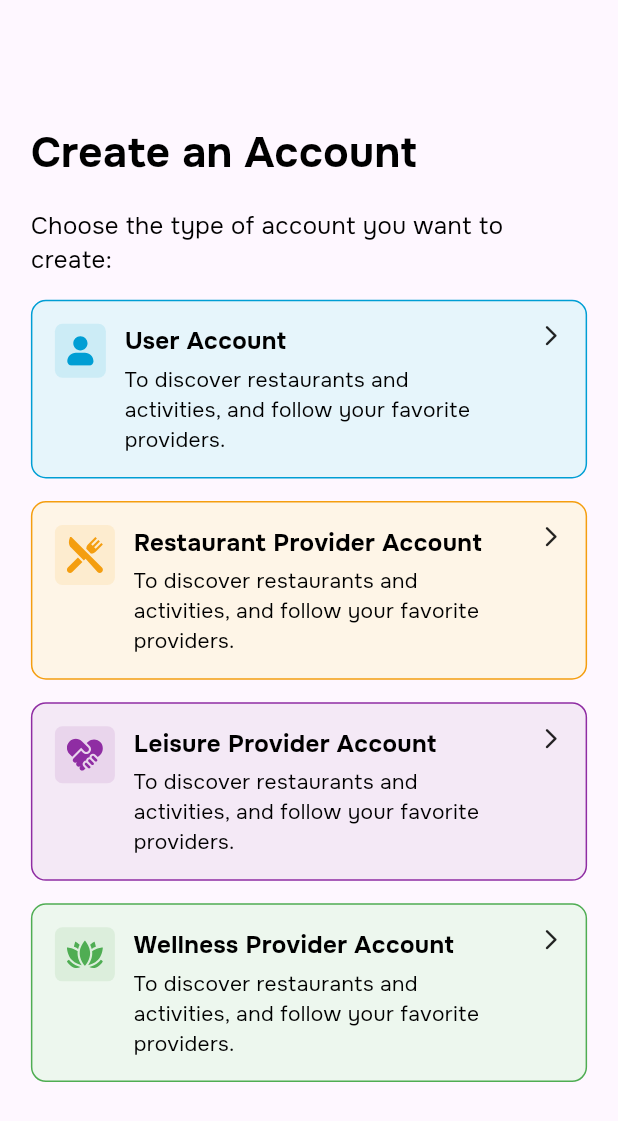
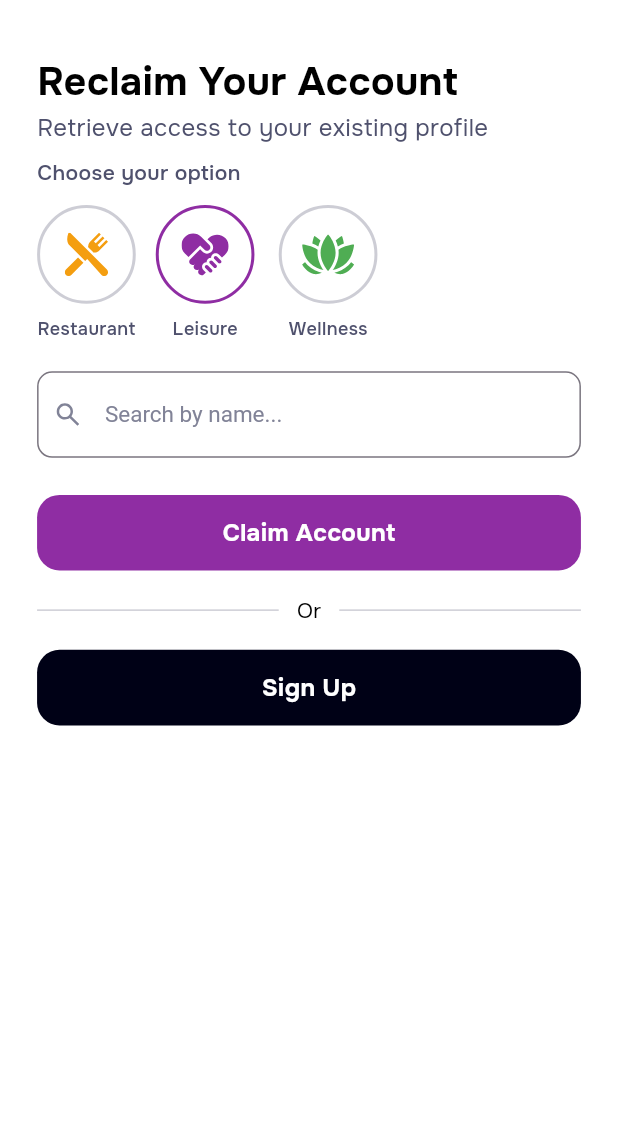
Before and after one commit to RemiBp/frontend_jinnbyte, a Flutter app: the screen it shows after launch, on a phone screen of 412 x 824 dp. Shown: the top 1121 px of the screen. Run offline on Flutter 3.47's test engine with Material 3 defaults, Android fonts, the phone set to English and light mode, and no system bars; our stand-ins replace animated_bottom_navigation_bar, bot_toast, carousel_slider, connectivity_plus, dio, dotted_border and 10 more; missing offline and left inert: phone_form_field; generated files the repository leaves out were written again.

Commit message:
re claim account screens integrated

```diff
--- a/lib/appAssets/app_assets.dart
+++ b/lib/appAssets/app_assets.dart
@@ -95,4 +95,7 @@ class Assets {
   static const String restaurantLocationIcon = "assets/icons/restaurant_location_icon.svg";
   static const String reportUserIcon = "assets/icons/report_user.svg";
   static const String blockUser = "assets/icons/block_user.svg";
+
+  //images
+  static const String waiting = "assets/images/waiting.png";
 }
--- a/lib/providers/multi_providers.dart
+++ b/lib/providers/multi_providers.dart
@@ -1,3 +1,4 @@
+import 'package:choice_app/screens/authentication/accountReclaim/reclaim_account_provider.dart';
 import 'package:choice_app/screens/authentication/auth_provider.dart';
 import 'package:choice_app/screens/authentication/otpVerification/otp_provider.dart';
 import 'package:choice_app/screens/authentication/passwordManagement/password_provider.dart';
@@ -31,4 +32,8 @@ final multiProviders = [
     create: (_) => OtpProvider(),
     lazy: true,
   ),
+  ChangeNotifierProvider<ReclaimAccountProvider>(
+    create: (_) => ReclaimAccountProvider(),
+    lazy: true,
+  ),
 ];
--- a/lib/routes/routes.dart
+++ b/lib/routes/routes.dart
@@ -1,5 +1,7 @@
+import 'package:choice_app/screens/authentication/accountReclaim/review.dart';
 import 'package:choice_app/screens/authentication/authentication.dart';
 import 'package:choice_app/screens/authentication/otpVerification/otp_verification.dart';
+import 'package:choice_app/screens/authentication/accountReclaim/reclaim_account.dart';
 import 'package:choice_app/screens/authentication/signup.dart';
 import 'package:choice_app/screens/authentication/upload_docs.dart';
 import 'package:choice_app/screens/customer/home/choiceWidgets/choice_selection.dart';
@@ -11,6 +13,7 @@ import 'package:choice_app/screens/restaurant/event/event_details.dart';
 import 'package:choice_app/screens/restaurant/home/create_post.dart';
 import 'package:go_router/go_router.dart';
 
+import '../screens/authentication/accountReclaim/upload_reclaim_docs.dart';
 import '../screens/authentication/login.dart';
 import '../screens/authentication/passwordManagement/forgot_password.dart';
 import '../screens/authentication/passwordManagement/reset_password.dart';
@@ -25,6 +28,9 @@ class Routes {
   static const String initialRoute = '/';
   static const String languageSelectionRoute = '/language_selection';
   static const String authRoute = '/auth';
+  static const String reClaimAccountRoute = '/re_claim_account';
+  static const String uploadReclaimDocsRoute = '/upload_reclaim_docs';
+  static const String reviewRoute = '/review';
   static const String signupRoute = '/signup';
   static const String otpVerificationRoute = '/otp_verification';
   static const String uploadDocsRoute = '/upload_docs';
@@ -53,6 +59,7 @@ final GoRouter router = GoRouter(
   routes: [
     GoRoute(path: '/', builder: (context, state) => const Splash()),
     GoRoute(path: '/language_selection', builder: (context, state) => const LanguageSelection()),
+    GoRoute(path: '/re_claim_account', builder: (context, state) => const ReclaimAccount()),
     GoRoute(path: '/auth', builder: (context, state) => const Authentication()),
     GoRoute(path: '/signup', builder: (context, state) => const Signup()),
     GoRoute(
@@ -62,6 +69,14 @@ final GoRouter router = GoRouter(
     GoRoute(
       path: '/upload_docs',
       builder: (context, state) => const UploadDocs(),
+    ),
+    GoRoute(
+      path: '/upload_reclaim_docs',
+      builder: (context, state) => const UploadReclaimDocs(),
+    ),
+    GoRoute(
+      path: '/review',
+      builder: (context, state) => const Review(),
     ),
     GoRoute(
       path: '/login',
--- /dev/null
+++ b/lib/screens/authentication/accountReclaim/reclaim_account.dart
@@ -0,0 +1,202 @@
+import 'package:choice_app/appColors/colors.dart';
+import 'package:choice_app/routes/routes.dart';
+import 'package:flutter/material.dart';
+import 'package:flutter_svg/flutter_svg.dart';
+import 'package:go_router/go_router.dart';
+import 'package:provider/provider.dart';
+
+import '../../../appAssets/app_assets.dart';
+import '../../../customWidgets/custom_button.dart';
+import '../../../customWidgets/custom_text.dart';
+import '../../../customWidgets/custom_textfield.dart';
+import '../../../res/res.dart';
+import '../../../userRole/role_provider.dart';
+import '../../../userRole/user_role.dart';
+
+class ReclaimAccount extends StatefulWidget {
+  const ReclaimAccount({super.key});
+
+  @override
+  State<ReclaimAccount> createState() => _ReclaimAccountState();
+}
+
+class _ReclaimAccountState extends State<ReclaimAccount> {
+  int _selected = 1; // 0: Restaurant, 1: Leisure (preselected), 2: Wellness
+  final TextEditingController _searchCtrl = TextEditingController();
+
+  @override
+  Widget build(BuildContext context) {
+    final pad = MediaQuery.of(context).size.width * 0.06;
+    final roleProvider = context.read<RoleProvider>();
+    return Scaffold(
+      backgroundColor: Colors.white,
+      body: SafeArea(
+        child: SingleChildScrollView(
+          padding: EdgeInsets.fromLTRB(pad, 20, pad, 20),
+          child: Column(
+            crossAxisAlignment: CrossAxisAlignment.start,
+            children: [
+              SizedBox(height: getHeight() * .02),
+              CustomText(
+                text: "Reclaim Your Account",
+                fontSize: sizes?.fontSize26,
+                fontFamily: Assets.onsetSemiBold,
+              ),
+              CustomText(
+                text: "Retrieve access to your existing profile",
+                fontSize: sizes?.fontSize16,
+                color: AppColors.primarySlateColor,
+              ),
+              SizedBox(height: getHeight() * .01),
+              CustomText(
+                text: "Choose your option",
+                fontSize: sizes?.fontSize14,
+                fontFamily: Assets.onsetMedium,
+                color: AppColors.primarySlateColor,
+              ),
+
+              const SizedBox(height: 12),
+
+              // Category chips
+              Row(
+                children: [
+                  CategoryChip(
+                    label: 'Restaurant',
+                    svgString: Assets.restaurantIcon,
+                    selected: _selected == 0,
+                    onTap: () {
+                      roleProvider.setRole(UserRole.restaurant);
+                      setState(() => _selected = 0);
+                    },
+                    selectedColor: AppColors.restaurantPrimaryColor,
+                  ),
+                  const SizedBox(width: 12),
+                  CategoryChip(
+                    label: 'Leisure',
+                    svgString: Assets.leisureIcon,
+                    selected: _selected == 1,
+                    onTap: () {
+                      roleProvider.setRole(UserRole.leisure);
+                      setState(() => _selected = 1);
+                    },
+                    selectedColor: AppColors.leisurePrimaryColor,
+                  ),
+                  const SizedBox(width: 12),
+                  CategoryChip(
+                    label: 'Wellness',
+                    svgString: Assets.wellnessIcon,
+                    selected: _selected == 2,
+                    onTap:() {
+                      roleProvider.setRole(UserRole.wellness);
+                      setState(() => _selected = 2);
+                    },
+
+                    selectedColor: AppColors.wellnessPrimaryColor,
+                  ),
+                ],
+              ),
+              const SizedBox(height: 20),
+
+              CustomField(
+                borderColor: AppColors.greyBordersColor,
+                hint: "Search by name...",
+                prefixIconSvg: Assets.searchIcon,
+              ),
+              SizedBox(height: getHeight() * .03),
+
+              CustomButton(
+                buttonText: "Claim Account",
+                backgroundColor:
+                    _selected == 0
+                        ? AppColors.restaurantPrimaryColor
+                        : _selected == 1
+                        ? AppColors.leisurePrimaryColor
+                        : AppColors.wellnessPrimaryColor,
+                onTap: () {
+                  context.push(Routes.uploadReclaimDocsRoute);
+                },
+              ),
+
+              SizedBox(height: getHeight() * .02),
+              Row(
+                children: [
+                  Expanded(
+                    child: Divider(
+                      color: AppColors.greyBordersColor,
+                      thickness: 1,
+                    ),
+                  ),
+                  Padding(
+                    padding: EdgeInsets.symmetric(horizontal: 12),
+                    child: CustomText(text: "Or", fontSize: sizes?.fontSize14),
+                  ),
+                  Expanded(
+                    child: Divider(
+                      color: AppColors.greyBordersColor,
+                      thickness: 1,
+                    ),
+                  ),
+                ],
+              ),
+              SizedBox(height: getHeight() * .02),
+              CustomButton(
+                buttonText: "Sign Up",
+                backgroundColor: AppColors.blackColor,
+                onTap: () {
+                  context.push(Routes.signupRoute);
+                },
+              ),
+              SizedBox(height: getHeight() * .02),
+            ],
+          ),
+        ),
+      ),
+    );
+  }
+}
+
+class CategoryChip extends StatelessWidget {
+  final String label;
+  final String svgString;
+  final bool selected;
+  final Color selectedColor;
+  final VoidCallback onTap;
+
+  const CategoryChip({
+    super.key,
+    required this.label,
+    required this.selectedColor,
+    required this.svgString,
+    required this.selected,
+    required this.onTap,
+  });
+
+  @override
+  Widget build(BuildContext context) {
+    return GestureDetector(
+      onTap: onTap,
+      child: Column(
+        children: [
+          Container(
+            decoration: BoxDecoration(
+              shape: BoxShape.circle,
+              border: Border.all(
+                color: selected ? selectedColor : AppColors.greyBordersColor,
+                width: 2.0,
+              ),
+            ),
+            padding: EdgeInsets.all(getHeight() * .02),
+            child: SvgPicture.asset(svgString, height: getHeight() * .035),
+          ),
+          const SizedBox(height: 8),
+          CustomText(
+            text: label,
+            fontSize: sizes?.fontSize12,
+            fontFamily: Assets.onsetMedium,
+            color: AppColors.primarySlateColor,
+          ),
+        ],
+      ),
+    );
+  }
+}
--- a/lib/screens/splash/splash.dart
+++ b/lib/screens/splash/splash.dart
@@ -20,7 +20,8 @@ class _SplashState extends State<Splash> {
     super.initState();
     Future.delayed(const Duration(seconds: 3), () {
       // context.pushReplacement(Routes.languageSelectionRoute);
-      context.pushReplacement(Routes.authRoute);
+      // context.pushReplacement(Routes.authRoute);
+      context.pushReplacement(Routes.reClaimAccountRoute);
 
     });
   }
--- a/pubspec.yaml
+++ b/pubspec.yaml
@@ -16,7 +16,7 @@ publish_to: 'none' # Remove this line if you wish to publish to pub.dev
 # https://developer.apple.com/library/archive/documentation/General/Reference/InfoPlistKeyReference/Articles/CoreFoundationKeys.html
 # In Windows, build-name is used as the major, minor, and patch parts
 # of the product and file versions while build-number is used as the build suffix.
-version: 1.0.8+8
+version: 1.0.9+8
 
 environment:
   sdk: ^3.7.2
```
Also changed, not shown: lib/screens/authentication/accountReclaim/reclaim_account_provider.dart (added, +20 -0 lines), lib/screens/authentication/accountReclaim/review.dart (added, +57 -0 lines), lib/screens/authentication/accountReclaim/upload_reclaim_docs.dart (added, +224 -0 lines), assets/images/waiting.png (added).
